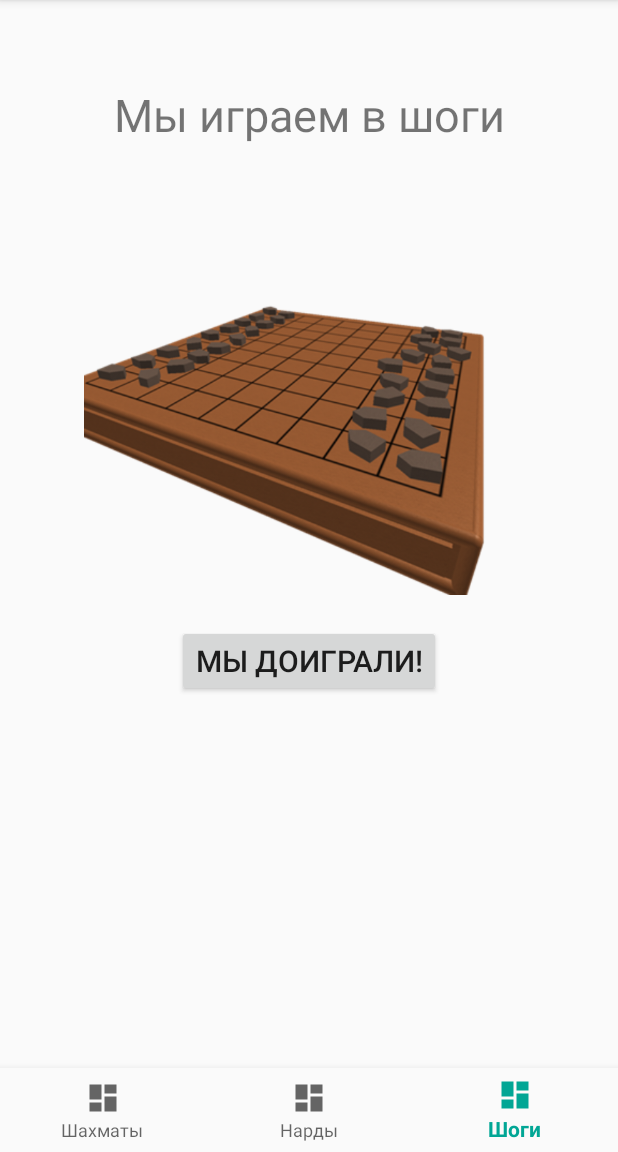
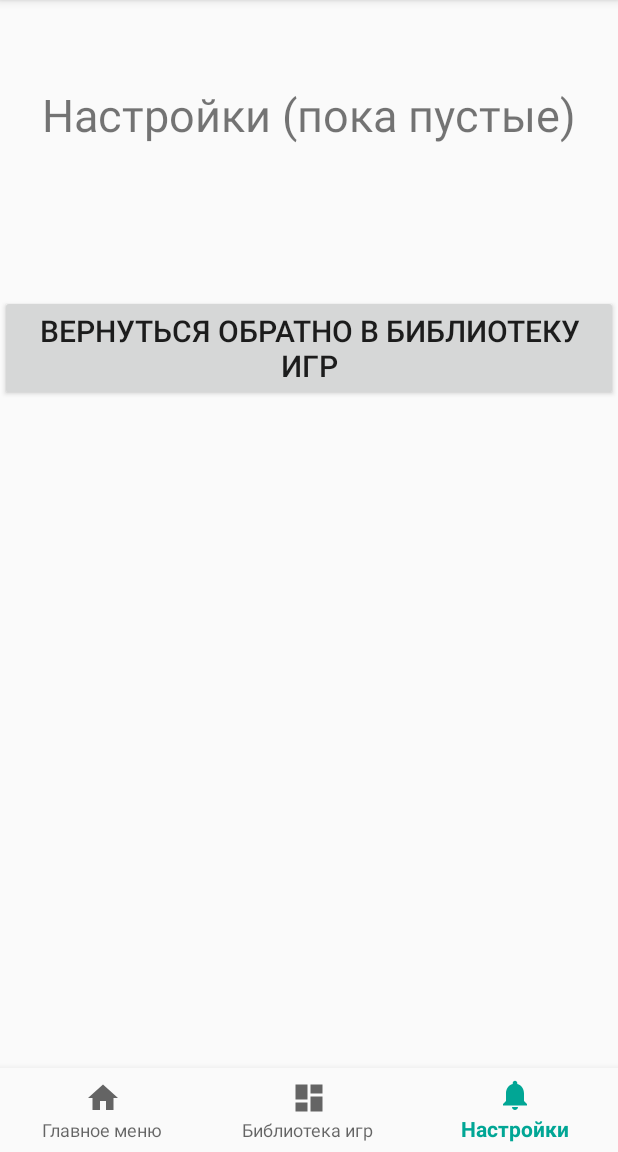
Before and after one commit to DmitriyKoptik/HelloWorld, an Android app: the Settings screen opened through its navigation route, on a phone screen of 412 x 824 dp, the part 84-1236 px from its top. Run offline under Robolectric (Android 15) with nearby library versions, the phone set to English and light mode, and no system bars; our stand-ins replace navigation-ui.

Commit message:
Finish Task 5

```diff
--- a/app/build.gradle
+++ b/app/build.gradle
@@ -44,4 +44,5 @@ dependencies {
     implementation "androidx.navigation:navigation-ui-ktx:2.3.0"
     implementation "androidx.navigation:navigation-dynamic-features-fragment:2.3.0"
     androidTestImplementation "androidx.navigation:navigation-testing:2.3.0"
+    apply plugin: "androidx.navigation.safeargs"
 }
--- /dev/null
+++ b/app/src/main/java/com/example/helloworld/Task5/GameDetailsMode.kt
@@ -0,0 +1,12 @@
+package com.example.helloworld
+
+import android.net.Uri
+import android.os.Parcelable
+import kotlinx.android.parcel.Parcelize
+import java.net.URI
+
+@Parcelize
+data class GameDetailsMode (
+    val title: String,
+    val img: String
+): Parcelable
--- /dev/null
+++ b/app/src/main/java/com/example/helloworld/Task5/GameLibrary.kt
@@ -0,0 +1,43 @@
+package com.example.helloworld
+
+import android.os.Bundle
+import androidx.fragment.app.Fragment
+import android.view.LayoutInflater
+import android.view.View
+import android.view.ViewGroup
+import androidx.navigation.fragment.findNavController
+import kotlinx.android.synthetic.main.fragment_game_library.*
+
+class GameLibrary : Fragment() {
+
+    val BoardGameList = listOf(
+        GameDetailsMode("Мы играем в шахматы", "https://www.kindpng.com/picc/m/97-971076_chessboard-png-clip-art-chess-3d-model-free.png"),
+        GameDetailsMode("Мы играем в нарды", "https://pngimg.com/uploads/backgammon/backgammon_PNG9.png"),
+        GameDetailsMode("Мы играем в шоги", "https://cache.natureetdecouvertes.com/Medias/Images/Articles/91302080/69")
+    )
+
+    override fun onCreateView(inflater: LayoutInflater,
+                              container: ViewGroup?,
+                              savedInstanceState: Bundle?): View {
+        return inflater.inflate(R.layout.fragment_game_library, container, false)
+    }
+
+    override fun onViewCreated(view: View, savedInstanceState: Bundle?) {
+        super.onViewCreated(view, savedInstanceState)
+        buttonGame1.setOnClickListener {
+            val action = GameLibraryDirections.gotoGameDetails(BoardGameList[0])
+            findNavController().navigate(action)
+        }
+
+        buttonGame2.setOnClickListener {
+            val action = GameLibraryDirections.gotoGameDetails(BoardGameList[1])
+            findNavController().navigate(action)
+        }
+
+        buttonGame3.setOnClickListener {
+            val action = GameLibraryDirections.gotoGameDetails(BoardGameList[2])
+            findNavController().navigate(action)
+        }
+
+    }
+}
--- a/app/src/main/java/com/example/helloworld/Task5/Nav0.kt
+++ b/app/src/main/java/com/example/helloworld/Task5/Login.kt
@@ -5,13 +5,14 @@ import androidx.fragment.app.Fragment
 import android.view.LayoutInflater
 import android.view.View
 import android.view.ViewGroup
-import kotlinx.android.synthetic.main.fragment_nav0.*
+import androidx.navigation.Navigation
 
-class Nav0 : Fragment() {
+class Login : Fragment() {
 
     override fun onCreateView(inflater: LayoutInflater,
                               container: ViewGroup?,
                               savedInstanceState: Bundle?): View {
-        return inflater.inflate(R.layout.fragment_nav0, container, false)
+        return inflater.inflate(R.layout.fragment_login, container, false)
     }
+
 }
--- a/app/src/main/java/com/example/helloworld/Task5/Nav4.kt
+++ b/app/src/main/java/com/example/helloworld/Task5/Settings.kt
@@ -6,21 +6,21 @@ import android.view.LayoutInflater
 import android.view.View
 import android.view.ViewGroup
 import androidx.navigation.Navigation
-import kotlinx.android.synthetic.main.fragment_nav4.*
+import kotlinx.android.synthetic.main.fragment_settings.*
 
-class Nav4 : Fragment() {
+class Settings : Fragment() {
 
     override fun onCreateView(inflater: LayoutInflater,
                               container: ViewGroup?,
                               savedInstanceState: Bundle?): View {
-        return inflater.inflate(R.layout.fragment_nav4, container, false)
+        return inflater.inflate(R.layout.fragment_settings, container, false)
     }
 
     override fun onViewCreated(view: View, savedInstanceState: Bundle?) {
         super.onViewCreated(view, savedInstanceState)
 
         textnavback.setOnClickListener {
-            Navigation.findNavController(it).navigate(R.id.back_action)
+            Navigation.findNavController(it).navigate(R.id.goto_home_action)
         }
     }
 }
--- a/app/src/main/java/com/example/helloworld/Task5/Task5Activity.kt
+++ b/app/src/main/java/com/example/helloworld/Task5/Task5Activity.kt
@@ -22,9 +22,7 @@ class Task5Activity : AppCompatActivity() {
     }
 
     private fun setUpBottomNav(navController: NavController) {
-        nav_view?.let{
-            NavigationUI.setupWithNavController(it, navController)
-        }
+        nav_view.setupWithNavController(navController)
     }
 
     override fun onOptionsItemSelected(item: MenuItem?): Boolean {
--- a/app/src/main/res/layout/activity_task5.xml
+++ b/app/src/main/res/layout/activity_task5.xml
@@ -6,18 +6,6 @@
     android:layout_width="match_parent"
     android:layout_height="match_parent"
     android:paddingTop="?attr/actionBarSize">
-
-    <com.google.android.material.bottomnavigation.BottomNavigationView
-        android:id="@+id/nav_view"
-        android:layout_width="0dp"
-        android:layout_height="wrap_content"
-        android:layout_marginStart="0dp"
-        android:layout_marginEnd="0dp"
-        android:background="?android:attr/windowBackground"
-        app:layout_constraintBottom_toBottomOf="parent"
-        app:layout_constraintLeft_toLeftOf="parent"
-        app:layout_constraintRight_toRightOf="parent"
-        app:menu="@menu/bottom_nav_menu" />
 
     <fragment
         android:id="@+id/nav_host_fragment"
@@ -35,4 +23,17 @@
         tools:ignore="FragmentTagUsage" />
 
 
+    <com.google.android.material.bottomnavigation.BottomNavigationView
+        android:id="@+id/nav_view"
+        android:layout_width="0dp"
+        android:layout_height="wrap_content"
+        android:layout_marginStart="0dp"
+        android:layout_marginEnd="0dp"
+        android:background="?android:attr/windowBackground"
+        app:layout_constraintBottom_toBottomOf="parent"
+        app:layout_constraintLeft_toLeftOf="parent"
+        app:layout_constraintRight_toRightOf="parent"
+        app:menu="@menu/bottom_nav_menu" />
+
+
 </androidx.constraintlayout.widget.ConstraintLayout>
--- a/app/src/main/res/layout/fragment_nav3.xml
+++ b/app/src/main/res/layout/fragment_game_mode.xml
@@ -4,14 +4,12 @@
     xmlns:tools="http://schemas.android.com/tools"
     android:layout_width="match_parent"
     android:layout_height="match_parent"
-    tools:context="Nav3">
+    tools:context="GameMode">
 
-    <!-- TODO: Update blank fragment layout -->
     <TextView
         android:id="@+id/textnav"
         android:layout_width="wrap_content"
         android:layout_height="wrap_content"
-        android:text="@string/nav3_message"
         android:textSize="30sp"
         app:layout_constraintEnd_toEndOf="parent"
         app:layout_constraintStart_toStartOf="parent"
@@ -21,7 +19,6 @@
         android:id="@+id/imageGame"
         android:layout_width="300dp"
         android:layout_height="300dp"
-        android:src="@drawable/nards_img"
         app:layout_constraintEnd_toEndOf="parent"
         app:layout_constraintStart_toStartOf="parent"
         app:layout_constraintTop_toBottomOf="@id/textnav" />
--- a/app/src/main/res/layout/fragment_nav4.xml
+++ /dev/null
@@ -1,40 +0,0 @@
-<?xml version="1.0" encoding="utf-8"?>
-<androidx.constraintlayout.widget.ConstraintLayout xmlns:android="http://schemas.android.com/apk/res/android"
-    xmlns:app="http://schemas.android.com/apk/res-auto"
-    xmlns:tools="http://schemas.android.com/tools"
-    android:layout_width="match_parent"
-    android:layout_height="match_parent"
-    tools:context="Nav4">
-
-    <!-- TODO: Update blank fragment layout -->
-    <TextView
-        android:id="@+id/textnav"
-        android:layout_width="wrap_content"
-        android:layout_height="wrap_content"
-        android:text="@string/nav4_message"
-        android:textSize="30sp"
-        app:layout_constraintEnd_toEndOf="parent"
-        app:layout_constraintStart_toStartOf="parent"
-        app:layout_constraintTop_toTopOf="parent" />
-
-    <ImageView
-        android:id="@+id/imageGame"
-        android:layout_width="300dp"
-        android:layout_height="300dp"
-        android:src="@drawable/shogi_img"
-        app:layout_constraintEnd_toEndOf="parent"
-        app:layout_constraintStart_toStartOf="parent"
-        app:layout_constraintTop_toBottomOf="@id/textnav" />
-
-    <Button
-        android:id="@+id/textnavback"
-        android:layout_width="wrap_content"
-        android:layout_height="wrap_content"
-        android:layout_marginTop="20dp"
-        android:text="@string/game_end"
-        android:textSize="20sp"
-        app:layout_constraintEnd_toEndOf="parent"
-        app:layout_constraintStart_toStartOf="parent"
-        app:layout_constraintTop_toBottomOf="@id/imageGame" />
-
-</androidx.constraintlayout.widget.ConstraintLayout>
--- a/app/src/main/res/layout/fragment_nav1.xml
+++ b/app/src/main/res/layout/fragment_settings.xml
@@ -4,38 +4,27 @@
     xmlns:tools="http://schemas.android.com/tools"
     android:layout_width="match_parent"
     android:layout_height="match_parent"
-    tools:context="Nav1">
+    tools:context="Settings">
 
-
-    <!-- TODO: Update blank fragment layout -->
     <TextView
         android:id="@+id/textnav"
         android:layout_width="wrap_content"
         android:layout_height="wrap_content"
-        android:text="@string/nav1_message"
+        android:text="@string/settings_text_message"
         android:textSize="30sp"
         app:layout_constraintEnd_toEndOf="parent"
         app:layout_constraintStart_toStartOf="parent"
         app:layout_constraintTop_toTopOf="parent" />
 
-    <ImageView
-        android:id="@+id/imageGame"
-        android:layout_width="300dp"
-        android:layout_height="300dp"
-        android:src="@drawable/chess_img"
+    <Button
+        android:id="@+id/textnavback"
+        android:layout_width="wrap_content"
+        android:layout_height="wrap_content"
+        android:layout_marginTop="100dp"
+        android:text="@string/settings_goto_nav0_button_message"
+        android:textSize="20sp"
         app:layout_constraintEnd_toEndOf="parent"
         app:layout_constraintStart_toStartOf="parent"
         app:layout_constraintTop_toBottomOf="@id/textnav" />
 
-    <Button
-        android:id="@+id/textnavback"
-        android:layout_width="wrap_content"
-        android:layout_height="wrap_content"
-        android:layout_marginTop="20dp"
-        android:text="@string/game_end"
-        android:textSize="20sp"
-        app:layout_constraintEnd_toEndOf="parent"
-        app:layout_constraintStart_toStartOf="parent"
-        app:layout_constraintTop_toBottomOf="@id/imageGame" />
-
 </androidx.constraintlayout.widget.ConstraintLayout>
--- a/app/src/main/res/menu/bottom_nav_menu.xml
+++ b/app/src/main/res/menu/bottom_nav_menu.xml
@@ -3,18 +3,18 @@
     xmlns:android="http://schemas.android.com/apk/res/android">
 
     <item
-        android:id="@+id/chess"
-        android:icon="@drawable/ic_dashboard_black_24dp"
-        android:title="@string/task5_game_choice1" />
+        android:id="@+id/home"
+        android:icon="@drawable/ic_home_black_24dp"
+        android:title="@string/home" />
 
     <item
-        android:id="@+id/nards"
+        android:id="@+id/library"
         android:icon="@drawable/ic_dashboard_black_24dp"
-        android:title="@string/task5_game_choice3" />
+        android:title="@string/library" />
 
     <item
-        android:id="@+id/shogi"
-        android:icon="@drawable/ic_dashboard_black_24dp"
-        android:title="@string/task5_game_choice4" />
+        android:id="@+id/settings"
+        android:icon="@drawable/ic_notifications_black_24dp"
+        android:title="@string/settings" />
 
 </menu>
--- a/app/src/main/res/navigation/nav_graph.xml
+++ b/app/src/main/res/navigation/nav_graph.xml
@@ -3,38 +3,45 @@
     xmlns:app="http://schemas.android.com/apk/res-auto"
     xmlns:tools="http://schemas.android.com/tools"
     android:id="@+id/nav_graph"
-    app:startDestination="@id/nav0">
+    app:startDestination="@id/library">
     <fragment
-        android:id="@+id/nav0"
-        android:name="com.example.helloworld.Nav0"
+        android:id="@+id/library"
+        android:name="com.example.helloworld.GameLibrary"
         android:label="fragment_nav0"
-        tools:layout="@layout/fragment_nav0" />
-    <fragment
-        android:id="@+id/chess"
-        android:name="com.example.helloworld.Nav1"
-        android:label="fragment_nav1"
-        tools:layout="@layout/fragment_nav1" >
+        tools:layout="@layout/fragment_game_library" >
         <action
-            android:id="@+id/back_action"
-            app:destination="@id/nav0" />
+            android:id="@+id/goto_game_details"
+            app:destination="@id/gameModeDestination" />
     </fragment>
     <fragment
-        android:id="@+id/nards"
-        android:name="com.example.helloworld.Nav3"
-        android:label="fragment_nav3"
-        tools:layout="@layout/fragment_nav3" >
+        android:id="@+id/gameModeDestination"
+        android:name="com.example.helloworld.GameMode"
+        android:label="fragment_nav1"
+        tools:layout="@layout/fragment_game_mode" >
         <action
-            android:id="@+id/back_action"
-            app:destination="@id/nav0" />
+            android:id="@+id/goto_home_action"
+            app:destination="@id/library" />
+        <argument android:name="GameDetailsMode"
+            app:argType="com.example.helloworld.GameDetailsMode" />
     </fragment>
     <fragment
-        android:id="@+id/shogi"
-        android:name="com.example.helloworld.Nav4"
+        android:id="@+id/settings"
+        android:name="com.example.helloworld.Settings"
+        android:label="fragment_nav3"
+        tools:layout="@layout/fragment_settings" >
+        <action
+            android:id="@+id/goto_home_action"
+            app:destination="@id/library" />
+    </fragment>
+    <fragment
+        android:id="@+id/login"
+        android:name="com.example.helloworld.Login"
         android:label="fragment_nav4"
-        tools:layout="@layout/fragment_nav4" >
-        <action
-            android:id="@+id/back_action"
-            app:destination="@id/nav0" />
-    </fragment>
+        tools:layout="@layout/fragment_login" />
+    <activity
+        android:id="@+id/home"
+        android:name="com.example.helloworld.MainActivity"
+        android:label="activity_main"
+        tools:layout="@layout/activity_main" />
 
 </navigation>
--- a/app/src/main/res/values/strings.xml
+++ b/app/src/main/res/values/strings.xml
@@ -21,12 +21,15 @@
     <string name="title_activity_task5">Task5Activity</string>
     <string name="task5_game_choice0">Во что сегодня играем?</string>
     <string name="task5_game_choice1">Шахматы</string>
-    <string name="task5_game_choice2">Шашки</string>
     <string name="task5_game_choice3">Нарды</string>
     <string name="task5_game_choice4">Шоги</string>
-    <string name="task5_game_choice5">Го</string>
     <string name="nav1_message">Мы играем в шахматы</string>
     <string name="nav3_message">Мы играем в нарды</string>
     <string name="nav4_message">Мы играем в шоги</string>
     <string name="game_end">Мы доиграли!</string>
+    <string name="home">Главное меню</string>
+    <string name="library">Библиотека игр</string>
+    <string name="settings">Настройки</string>
+    <string name="settings_goto_nav0_button_message">Вернуться обратно в библиотеку игр</string>
+    <string name="settings_text_message">Настройки (пока пустые)</string>
 </resources>
--- a/build.gradle
+++ b/build.gradle
@@ -10,6 +10,8 @@ buildscript {
         classpath "org.jetbrains.kotlin:kotlin-gradle-plugin:$kotlin_version"
         classpath "org.jetbrains.kotlin:kotlin-android-extensions:$kotlin_version"
         classpath "android.arch.navigation:navigation-safe-args-gradle-plugin:1.0.0"
+        def nav_version = "2.3.0"
+        classpath "androidx.navigation:navigation-safe-args-gradle-plugin:$nav_version"
         // NOTE: Do not place your application dependencies here; they belong
         // in the individual module build.gradle files
     }
```
Also changed, not shown: app/src/main/java/com/example/helloworld/Task5/GameMode.kt (renamed from app/src/main/java/com/example/helloworld/Task5/Nav3.kt, +14 -4 lines), app/src/main/java/com/example/helloworld/Task5/Nav1.kt (deleted, +0 -26 lines), app/src/main/res/layout/fragment_game_library.xml (added, +53 -0 lines), app/src/main/res/layout/fragment_login.xml (added, +10 -0 lines), app/src/main/res/layout/fragment_nav0.xml (deleted, +0 -19 lines).
